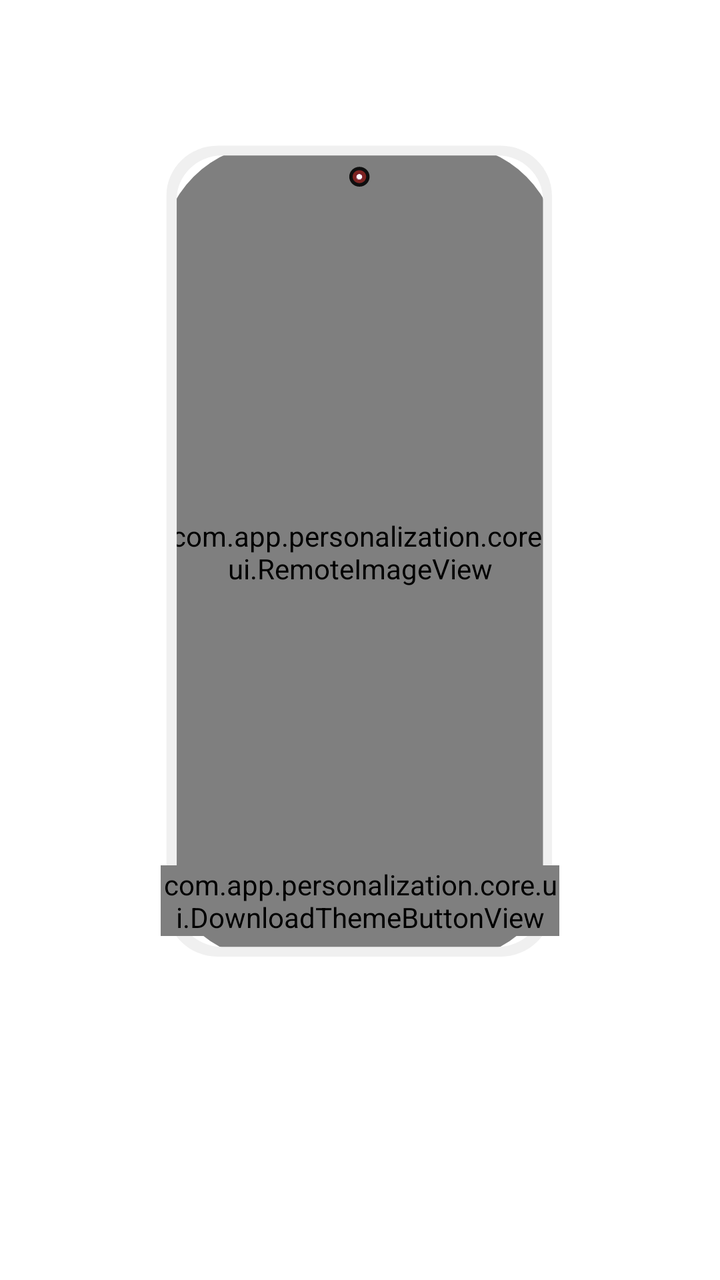
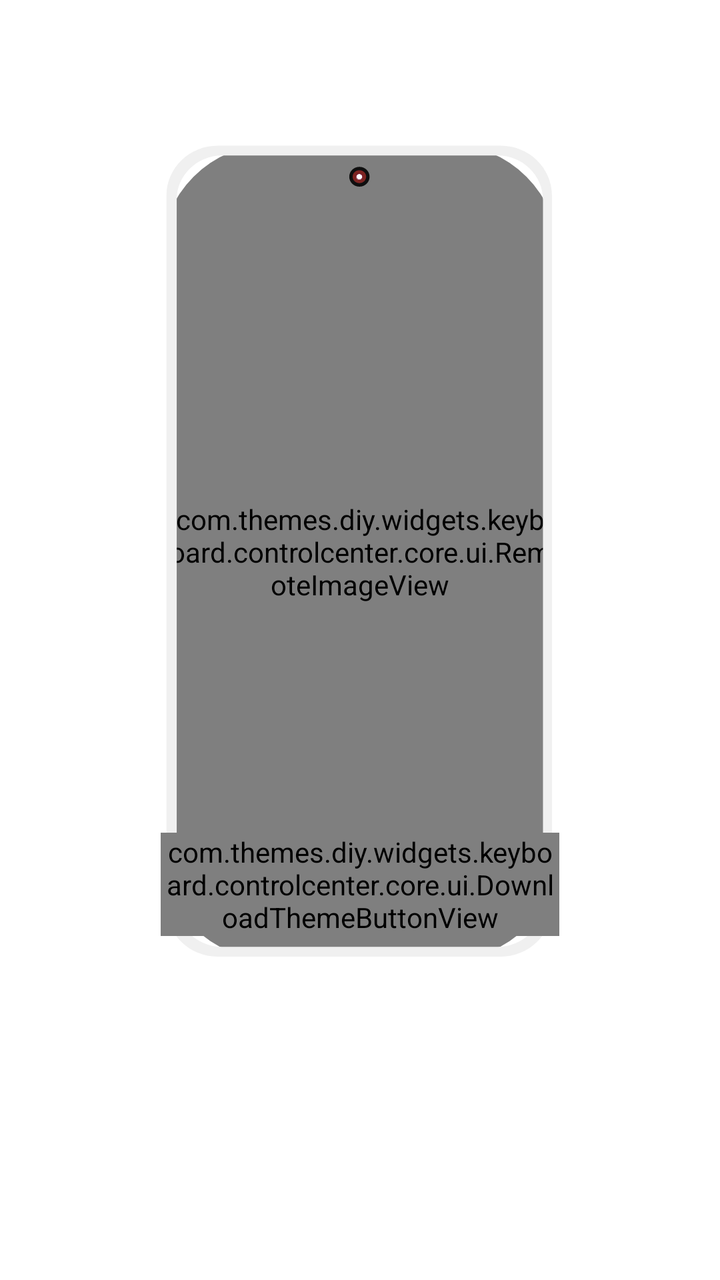

An Android layout rendered at two revisions. The XML below is the earlier revision; the diff shows what the commit changed to produce the second picture.
<!-- AndroidManifest.xml: application theme Theme.MyApplication -->
<!-- res/layout/fragment_preview_theme.xml -->
<?xml version="1.0" encoding="utf-8"?>
<androidx.constraintlayout.widget.ConstraintLayout xmlns:android="http://schemas.android.com/apk/res/android" xmlns:app="http://schemas.android.com/apk/res-auto"  android:orientation="vertical" android:layout_width="match_parent" android:layout_height="match_parent">
    <androidx.appcompat.widget.AppCompatImageView
        android:id="@+id/thumbnailImageView"
        android:layout_width="match_parent"
        android:layout_height="match_parent"
        android:scaleType="centerCrop"
        app:layout_constraintBottom_toBottomOf="parent"
        app:layout_constraintEnd_toEndOf="parent"
        app:layout_constraintStart_toStartOf="parent"
        app:layout_constraintTop_toTopOf="parent"/>
    <androidx.appcompat.widget.LinearLayoutCompat
        android:orientation="vertical"
        android:layout_width="0dp"
        android:layout_height="0dp"
        android:layout_marginTop="@dimen/dp_72"
        android:layout_marginBottom="@dimen/dp_160"
        android:layout_marginHorizontal="@dimen/dp_44"
        app:layout_constraintBottom_toBottomOf="parent"
        app:layout_constraintDimensionRatio="231:473"
        app:layout_constraintEnd_toEndOf="parent"
        app:layout_constraintStart_toStartOf="parent"
        app:layout_constraintTop_toTopOf="parent">
        <androidx.constraintlayout.widget.ConstraintLayout
            android:layout_width="match_parent"
            android:layout_height="0dp"
            android:layout_weight="1">
            <androidx.cardview.widget.CardView
                android:layout_width="0dp"
                android:layout_height="0dp"
                app:cardBackgroundColor="@color/transparent"
                app:cardCornerRadius="@dimen/dp_56"
                app:cardElevation="0dp"
                app:layout_constraintBottom_toBottomOf="parent"
                app:layout_constraintDimensionRatio="231:473"
                app:layout_constraintEnd_toEndOf="parent"
                app:layout_constraintStart_toStartOf="parent"
                app:layout_constraintTop_toTopOf="parent">
                <FrameLayout
                    android:layout_width="match_parent"
                    android:layout_height="match_parent"
                    android:layout_margin="@dimen/dp_4">
                    <com.app.personalization.core.ui.RemoteImageView
                        android:id="@+id/imageView"
                        android:scaleType="centerCrop"
                        android:layout_width="match_parent"
                        android:layout_height="match_parent"/>
                    <androidx.appcompat.widget.AppCompatImageView
                        android:id="@+id/ivPreviewCustom"
                        android:visibility="gone"
                        android:layout_width="match_parent"
                        android:layout_height="match_parent"
                        android:scaleType="centerCrop"
                        android:layout_marginHorizontal="@dimen/dp_8"
                        android:layout_marginVertical="@dimen/dp_2"/>
                </FrameLayout>
            </androidx.cardview.widget.CardView>
            <androidx.appcompat.widget.AppCompatImageView
                android:background="@drawable/bg_phone_device"
                android:layout_width="match_parent"
                android:layout_height="0dp"
                app:layout_constraintBottom_toBottomOf="parent"
                app:layout_constraintDimensionRatio="231:473"
                app:layout_constraintEnd_toEndOf="parent"
                app:layout_constraintStart_toStartOf="parent"
                app:layout_constraintTop_toTopOf="parent"/>
            <com.app.personalization.core.ui.DownloadThemeButtonView
                android:gravity="center"
                android:layout_gravity="center"
                android:id="@+id/llDownload"
                android:focusable="true"
                android:clickable="true"
                android:layout_width="wrap_content"
                android:layout_height="wrap_content"
                android:layout_marginBottom="@dimen/dp_12"
                android:foreground="?android:attr/selectableItemBackground"
                android:clipToOutline="true"
                app:layout_constraintBottom_toBottomOf="parent"
                app:layout_constraintEnd_toEndOf="parent"
                app:layout_constraintStart_toStartOf="parent"/>
        </androidx.constraintlayout.widget.ConstraintLayout>
    </androidx.appcompat.widget.LinearLayoutCompat>
</androidx.constraintlayout.widget.ConstraintLayout>
<!-- resources referenced by this layout -->
<resources>
  <color name="transparent">@android:color/transparent</color>
  <dimen name="dp_12">12dp</dimen>
  <dimen name="dp_160">160dp</dimen>
  <dimen name="dp_2">2dp</dimen>
  <dimen name="dp_4">4dp</dimen>
  <dimen name="dp_44">44dp</dimen>
  <dimen name="dp_56">56dp</dimen>
  <dimen name="dp_72">72dp</dimen>
  <dimen name="dp_8">8dp</dimen>
  <!-- drawable bg_phone_device: vector/xml drawable (drawable, 4339 chars, omitted) -->
  <style name="Theme.MyApplication" parent="Theme.MaterialComponents.Light.NoActionBar">
          
          <item name="colorPrimary">@color/brand_primary</item>
          <item name="colorPrimaryVariant">@color/purple_700</item>
          <item name="colorOnPrimary">@color/white</item>
          
          <item name="colorSecondary">@color/brand_secondary</item>
          <item name="colorSecondaryVariant">@color/teal_700</item>
          <item name="colorOnSecondary">@color/black</item>
          
          <item name="android:windowFullscreen">true</item>
          <item name="android:windowContentOverlay">@null</item>
          <item name="android:statusBarColor">@android:color/transparent</item>
          <item name="android:windowLightStatusBar">true</item>
          <item name="android:navigationBarColor">?attr/primaryBackgroundColor</item>
          <item name="android:windowLightNavigationBar" tools:targetApi="o_mr1">true</item>
          
          
          <item name="primaryBackgroundColor">#FFFFFF</item>
          <item name="secondaryBackgroundColor">#F8F9FA</item>
          <item name="titleTextColor">@color/text_primary</item>
          <item name="detailTextColor">@color/text_secondary</item>
          <item name="lineColor">@color/divider_line</item>
          <item name="primaryColor">@color/brand_primary</item>
          <item name="tabBackgroundColor">#F0F0F0</item>
          <item name="elevation">2dp</item>
          <item name="android:windowBackground">?attr/primaryBackgroundColor</item>
      </style>
  <color name="brand_primary">#FA5783</color>
  <color name="purple_700">#E0335D</color>
  <color name="white">#ffffffff</color>
  <color name="brand_secondary">#25D2BB</color>
  <color name="teal_700">#ff018786</color>
  <color name="black">#ff000000</color>
  <color name="text_primary">#1A1A1A</color>
  <color name="text_secondary">#757575</color>
  <color name="divider_line">#EAEAEA</color>
</resources>

<!-- the commit's change to res/layout/fragment_preview_theme.xml (unified diff, before → after) -->
@@ -40,7 +40,7 @@
                     android:layout_width="match_parent"
                     android:layout_height="match_parent"
                     android:layout_margin="@dimen/dp_4">
-                    <com.app.personalization.core.ui.RemoteImageView
+                    <com.themes.diy.widgets.keyboard.controlcenter.core.ui.RemoteImageView
                         android:id="@+id/imageView"
                         android:scaleType="centerCrop"
                         android:layout_width="match_parent"
@@ -64,7 +64,7 @@
                 app:layout_constraintEnd_toEndOf="parent"
                 app:layout_constraintStart_toStartOf="parent"
                 app:layout_constraintTop_toTopOf="parent"/>
-            <com.app.personalization.core.ui.DownloadThemeButtonView
+            <com.themes.diy.widgets.keyboard.controlcenter.core.ui.DownloadThemeButtonView
                 android:gravity="center"
                 android:layout_gravity="center"
                 android:id="@+id/llDownload"
